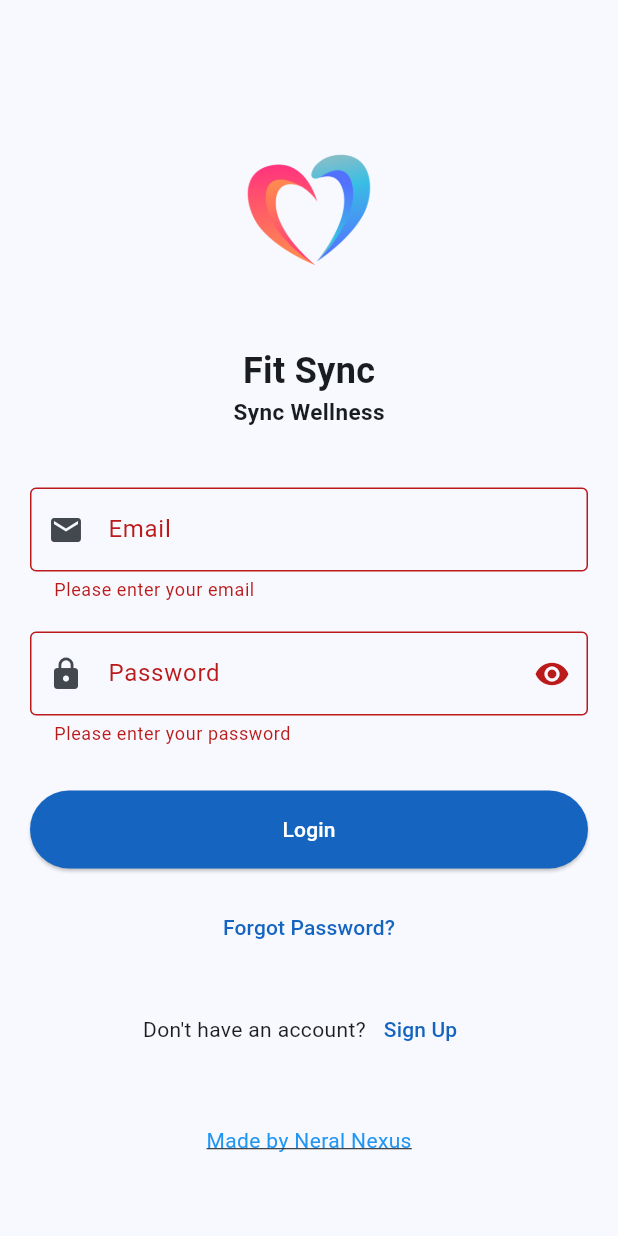
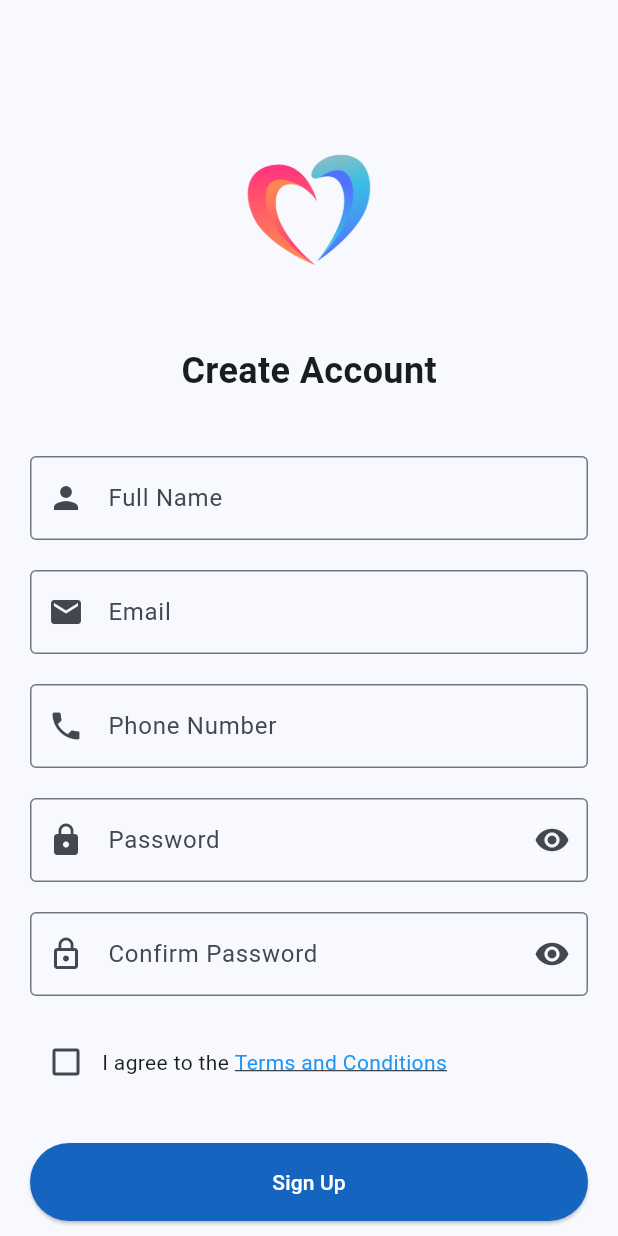
Before and after one commit to DharmikGohil013/Neural-Nexus, a Flutter app: the screen it shows after launch, after a tap on "Login", after a tap on "Sign Up", on a phone screen of 412 x 824 dp. Run offline on Flutter 3.47's test engine with Material 3 defaults, Android fonts, the light colour scheme and no system bars.

Commit message:
complet make signup page

```diff
--- a/neural_nexus/lib/main.dart
+++ b/neural_nexus/lib/main.dart
@@ -1,6 +1,6 @@
 import 'package:flutter/material.dart';
 import 'package:url_launcher/url_launcher.dart'; // For launching URLs
-
+import 'signup.dart';
 void main() {
   runApp(const MyApp());
 }
@@ -183,7 +183,10 @@ class _LoginPageState extends State<LoginPage> {
                     const Text("Don't have an account?"),
                     TextButton(
                       onPressed: () {
-                        // TODO: Implement sign up navigation
+                        Navigator.push(
+                          context,
+                          MaterialPageRoute(builder: (context) => const SignUpPage()),
+                        );
                       },
                       child: const Text('Sign Up'),
                     ),
--- /dev/null
+++ b/neural_nexus/lib/signup.dart
@@ -0,0 +1,251 @@
+import 'package:flutter/material.dart';
+import 'package:url_launcher/url_launcher.dart';
+
+class SignUpPage extends StatefulWidget {
+  const SignUpPage({super.key});
+
+  @override
+  _SignUpPageState createState() => _SignUpPageState();
+}
+
+class _SignUpPageState extends State<SignUpPage> {
+  final _formKey = GlobalKey<FormState>();
+  final TextEditingController _nameController = TextEditingController();
+  final TextEditingController _emailController = TextEditingController();
+  final TextEditingController _passwordController = TextEditingController();
+  final TextEditingController _confirmPasswordController = TextEditingController();
+  final TextEditingController _phoneController = TextEditingController();
+  bool _obscurePassword = true;
+  bool _obscureConfirmPassword = true;
+  bool _isLoading = false;
+  bool _agreeToTerms = false;
+
+  @override
+  void dispose() {
+    _nameController.dispose();
+    _emailController.dispose();
+    _passwordController.dispose();
+    _confirmPasswordController.dispose();
+    _phoneController.dispose();
+    super.dispose();
+  }
+
+  void _togglePasswordVisibility(bool isConfirm) {
+    setState(() {
+      if (isConfirm) {
+        _obscureConfirmPassword = !_obscureConfirmPassword;
+      } else {
+        _obscurePassword = !_obscurePassword;
+      }
+    });
+  }
+
+  Future<void> _signUp() async {
+    if (_formKey.currentState!.validate() && _agreeToTerms) {
+      setState(() => _isLoading = true);
+      await Future.delayed(const Duration(seconds: 2));
+      setState(() => _isLoading = false);
+      // TODO: Implement actual signup logic
+    }
+  }
+
+  Future<void> _launchTerms() async {
+    final Uri url = Uri.parse('https://github.com/DharmikGohil013/Neural-Nexus');
+    if (!await launchUrl(url, mode: LaunchMode.externalApplication)) {
+      throw Exception('Could not launch $url');
+    }
+  }
+
+  @override
+  Widget build(BuildContext context) {
+    return Scaffold(
+      body: SingleChildScrollView(
+        child: Padding(
+          padding: const EdgeInsets.all(20.0),
+          child: Form(
+            key: _formKey,
+            child: Column(
+              mainAxisAlignment: MainAxisAlignment.center,
+              children: <Widget>[
+                const SizedBox(height: 60),
+                Image.asset(
+                  'assets/images/logo.png',
+                  height: 120,
+                  width: 120,
+                ),
+                const SizedBox(height: 30),
+                const Text(
+                  'Create Account',
+                  style: TextStyle(
+                    fontSize: 24,
+                    fontWeight: FontWeight.bold,
+                  ),
+                ),
+                const SizedBox(height: 40),
+                TextFormField(
+                  controller: _nameController,
+                  decoration: const InputDecoration(
+                    labelText: 'Full Name',
+                    prefixIcon: Icon(Icons.person),
+                    border: OutlineInputBorder(),
+                  ),
+                  validator: (value) {
+                    if (value == null || value.isEmpty) {
+                      return 'Please enter your name';
+                    }
+                    return null;
+                  },
+                ),
+                const SizedBox(height: 20),
+                TextFormField(
+                  controller: _emailController,
+                  decoration: const InputDecoration(
+                    labelText: 'Email',
+                    prefixIcon: Icon(Icons.email),
+                    border: OutlineInputBorder(),
+                  ),
+                  keyboardType: TextInputType.emailAddress,
+                  validator: (value) {
+                    if (value == null || value.isEmpty) {
+                      return 'Please enter your email';
+                    }
+                    if (!RegExp(r'^[\w-\.]+@([\w-]+\.)+[\w-]{2,4}$').hasMatch(value)) {
+                      return 'Please enter a valid email';
+                    }
+                    return null;
+                  },
+                ),
+                const SizedBox(height: 20),
+                TextFormField(
+                  controller: _phoneController,
+                  decoration: const InputDecoration(
+                    labelText: 'Phone Number',
+                    prefixIcon: Icon(Icons.phone),
+                    border: OutlineInputBorder(),
+                  ),
+                  keyboardType: TextInputType.phone,
+                  validator: (value) {
+                    if (value == null || value.isEmpty) {
+                      return 'Please enter your phone number';
+                    }
+                    if (!RegExp(r'^[+]*[(]{0,1}[0-9]{1,4}[)]{0,1}[-\s\./0-9]*$').hasMatch(value)) {
+                      return 'Please enter a valid phone number';
+                    }
+                    return null;
+                  },
+                ),
+                const SizedBox(height: 20),
+                TextFormField(
+                  controller: _passwordController,
+                  decoration: InputDecoration(
+                    labelText: 'Password',
+                    prefixIcon: const Icon(Icons.lock),
+                    suffixIcon: IconButton(
+                      icon: Icon(_obscurePassword ? Icons.visibility : Icons.visibility_off),
+                      onPressed: () => _togglePasswordVisibility(false),
+                    ),
+                    border: const OutlineInputBorder(),
+                  ),
+                  obscureText: _obscurePassword,
+                  validator: (value) {
+                    if (value == null || value.isEmpty) {
+                      return 'Please enter a password';
+                    }
+                    if (value.length < 6) {
+                      return 'Password must be at least 6 characters';
+                    }
+                    return null;
+                  },
+                ),
+                const SizedBox(height: 20),
+                TextFormField(
+                  controller: _confirmPasswordController,
+                  decoration: InputDecoration(
+                    labelText: 'Confirm Password',
+                    prefixIcon: const Icon(Icons.lock_outline),
+                    suffixIcon: IconButton(
+                      icon: Icon(_obscureConfirmPassword ? Icons.visibility : Icons.visibility_off),
+                      onPressed: () => _togglePasswordVisibility(true),
+                    ),
+                    border: const OutlineInputBorder(),
+                  ),
+                  obscureText: _obscureConfirmPassword,
+                  validator: (value) {
+                    if (value == null || value.isEmpty) {
+                      return 'Please confirm your password';
+                    }
+                    if (value != _passwordController.text) {
+                      return 'Passwords do not match';
+                    }
+                    return null;
+                  },
+                ),
+                const SizedBox(height: 20),
+                Row(
+                  children: [
+                    Checkbox(
+                      value: _agreeToTerms,
+                      onChanged: (value) => setState(() => _agreeToTerms = value ?? false),
+                    ),
+                    Expanded(
+                      child: Wrap(
+                        children: [
+                          const Text('I agree to the '),
+                          GestureDetector(
+                            onTap: _launchTerms,
+                            child: const Text(
+                              'Terms and Conditions',
+                              style: TextStyle(
+                                color: Colors.blue,
+                                decoration: TextDecoration.underline,
+                              ),
+                            ),
+                          ),
+                        ],
+                      ),
+                    ),
+                  ],
+                ),
+                const SizedBox(height: 30),
+                SizedBox(
+                  width: double.infinity,
+                  child: ElevatedButton(
+                    onPressed: _isLoading ? null : _signUp,
+                    style: ElevatedButton.styleFrom(
+                      padding: const EdgeInsets.symmetric(vertical: 16),
+                      backgroundColor: Theme.of(context).colorScheme.primary,
+                      foregroundColor: Colors.white,
+                    ),
+                    child: _isLoading
+                        ? const SizedBox(
+                      height: 20,
+                      width: 20,
+                      child: CircularProgressIndicator(
+                        strokeWidth: 2,
+                        color: Colors.white,
+                      ),
+                    )
+                        : const Text('Sign Up'),
+                  ),
+                ),
+                const SizedBox(height: 20),
+                Row(
+                  mainAxisAlignment: MainAxisAlignment.center,
+                  children: [
+                    const Text("Already have an account?"),
+                    TextButton(
+                      onPressed: () {
+                        Navigator.pop(context);
+                      },
+                      child: const Text('Login'),
+                    ),
+                  ],
+                ),
+              ],
+            ),
+          ),
+        ),
+      ),
+    );
+  }
+}
```
